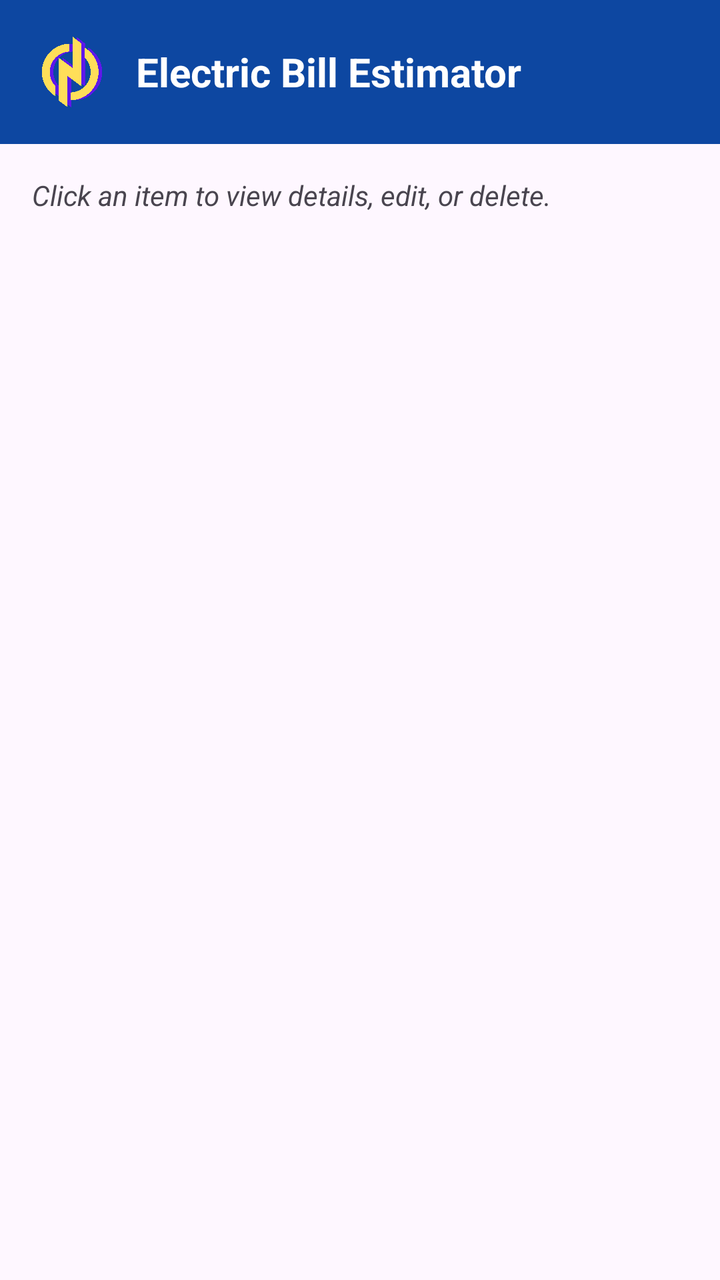
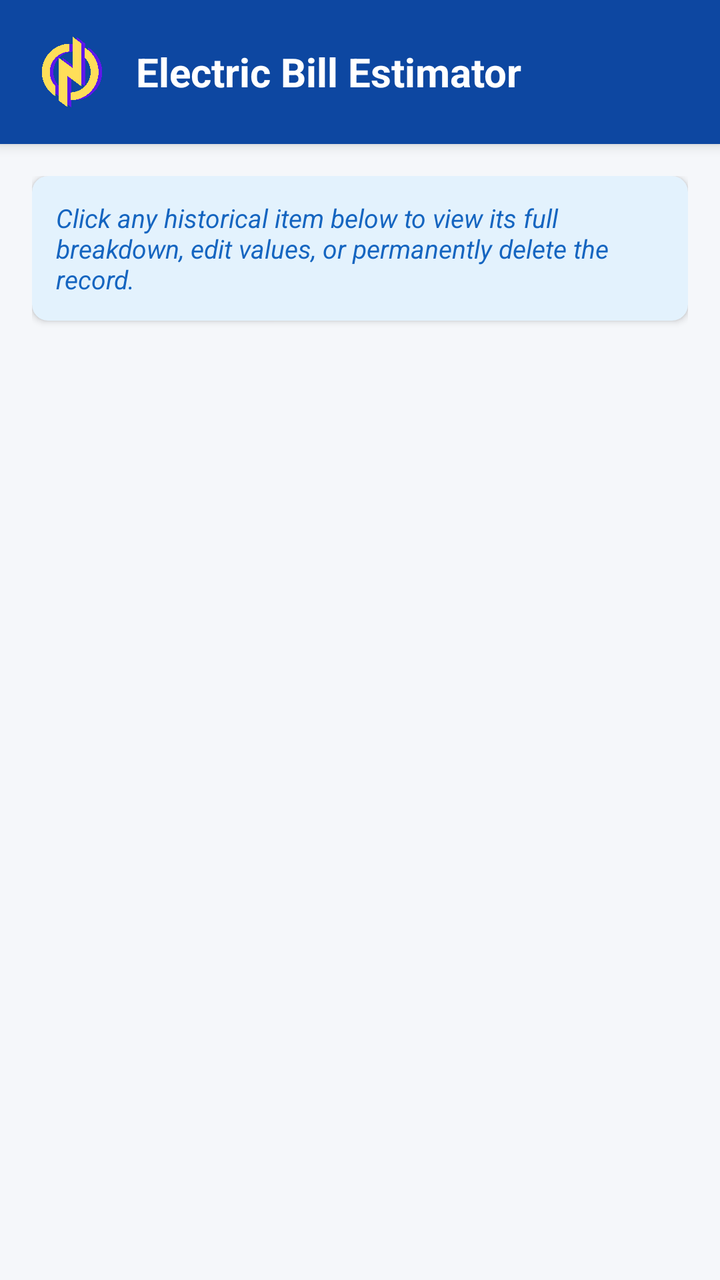

The first picture is an Android layout as it rendered before a commit; the second is the same layout after the commit. The layout source and the unified diff follow.
<!-- AndroidManifest.xml: application theme Theme.ElectricBillEstimator -->
<!-- res/layout/activity_history.xml -->
<?xml version="1.0" encoding="utf-8"?>
<LinearLayout
    xmlns:android="http://schemas.android.com/apk/res/android"
    android:layout_width="match_parent"
    android:layout_height="match_parent"
    android:orientation="vertical">

    <LinearLayout
        android:layout_width="match_parent"
        android:layout_height="wrap_content"
        android:orientation="horizontal"
        android:background="@color/primaryColor"
        android:padding="16dp"
        android:gravity="center_vertical">

        <ImageView
            android:layout_width="40dp"
            android:layout_height="40dp"
            android:src="@drawable/logo"
            android:layout_marginEnd="12dp"
            android:contentDescription="App Logo" />

        <TextView
            android:layout_width="wrap_content"
            android:layout_height="wrap_content"
            android:text="Electric Bill Estimator"
            android:textColor="#FFFFFF"
            android:textSize="20sp"
            android:textStyle="bold" />
    </LinearLayout>

    <LinearLayout
        android:layout_width="match_parent"
        android:layout_height="match_parent"
        android:orientation="vertical"
        android:padding="16dp">

        <TextView
            android:layout_width="match_parent"
            android:layout_height="wrap_content"
            android:text="Click an item to view details, edit, or delete."
            android:textStyle="italic"
            android:paddingBottom="8dp"/>

        <ListView
            android:id="@+id/listView"
            android:layout_width="match_parent"
            android:layout_height="match_parent" />

    </LinearLayout>
</LinearLayout>
<!-- resources referenced by this layout -->
<resources>
  <color name="primaryColor">#0D47A1</color>
  <!-- drawable logo: png bitmap (drawable, 116946 bytes) -->
  <style name="Theme.ElectricBillEstimator" parent="Base.Theme.ElectricBillEstimator" />
  <style name="Base.Theme.ElectricBillEstimator" parent="Theme.Material3.Light.NoActionBar">
      </style>
</resources>

<!-- the commit's change to res/layout/activity_history.xml (unified diff, before → after) -->
@@ -1,9 +1,11 @@
 <?xml version="1.0" encoding="utf-8"?>
 <LinearLayout
     xmlns:android="http://schemas.android.com/apk/res/android"
+    xmlns:app="http://schemas.android.com/apk/res-auto"
     android:layout_width="match_parent"
     android:layout_height="match_parent"
-    android:orientation="vertical">
+    android:orientation="vertical"
+    android:background="#F5F7FA">
 
     <LinearLayout
         android:layout_width="match_parent"
@@ -11,7 +13,8 @@
         android:orientation="horizontal"
         android:background="@color/primaryColor"
         android:padding="16dp"
-        android:gravity="center_vertical">
+        android:gravity="center_vertical"
+        android:elevation="4dp">
 
         <ImageView
             android:layout_width="40dp"
@@ -35,17 +38,38 @@
         android:orientation="vertical"
         android:padding="16dp">
 
-        <TextView
+        <androidx.cardview.widget.CardView
             android:layout_width="match_parent"
             android:layout_height="wrap_content"
-            android:text="Click an item to view details, edit, or delete."
-            android:textStyle="italic"
-            android:paddingBottom="8dp"/>
+            android:layout_marginBottom="12dp"
+            app:cardCornerRadius="8dp"
+            app:cardElevation="2dp"
+            app:cardBackgroundColor="#E3F2FD">
+
+            <LinearLayout
+                android:layout_width="match_parent"
+                android:layout_height="wrap_content"
+                android:orientation="horizontal"
+                android:padding="12dp"
+                android:gravity="center_vertical">
+
+                <TextView
+                    android:layout_width="match_parent"
+                    android:layout_height="wrap_content"
+                    android:text="Click any historical item below to view its full breakdown, edit values, or permanently delete the record."
+                    android:textColor="#1565C0"
+                    android:textSize="13sp"
+                    android:textStyle="italic"/>
+            </LinearLayout>
+        </androidx.cardview.widget.CardView>
 
         <ListView
             android:id="@+id/listView"
             android:layout_width="match_parent"
-            android:layout_height="match_parent" />
+            android:layout_height="match_parent"
+            android:divider="@android:color/transparent"
+            android:dividerHeight="8dp"
+            android:scrollbars="none"/>
 
     </LinearLayout>
 </LinearLayout>
